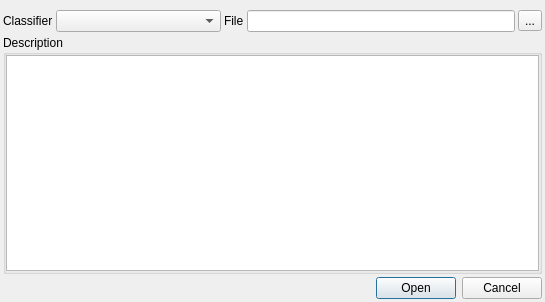
The window that cat/gui/loadclassifierdlg.ui (manerotoni/afw) describes before a commit, drawn with Qt 5.
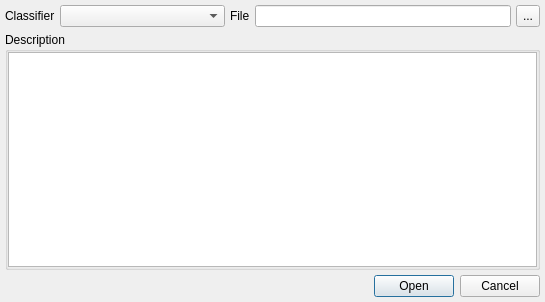
The same window after the commit.

Patch:
```diff
--- a/cat/gui/loadclassifierdlg.ui
+++ b/cat/gui/loadclassifierdlg.ui
@@ -15,24 +15,21 @@
   </property>
   <layout class="QVBoxLayout" name="verticalLayout">
    <property name="spacing">
-    <number>3</number>
+    <number>5</number>
    </property>
-   <property name="leftMargin">
-    <number>3</number>
-   </property>
-   <property name="topMargin">
-    <number>10</number>
-   </property>
-   <property name="rightMargin">
-    <number>3</number>
-   </property>
-   <property name="bottomMargin">
-    <number>3</number>
+   <property name="margin">
+    <number>5</number>
    </property>
    <item>
     <layout class="QHBoxLayout" name="hbox3">
      <item>
       <widget class="QLabel" name="classifierLbl">
+       <property name="font">
+        <font>
+         <weight>50</weight>
+         <bold>false</bold>
+        </font>
+       </property>
        <property name="text">
         <string>Classifier</string>
        </property>
@@ -50,6 +47,12 @@
      </item>
      <item>
       <widget class="QLabel" name="label">
+       <property name="font">
+        <font>
+         <weight>50</weight>
+         <bold>false</bold>
+        </font>
+       </property>
        <property name="text">
         <string>File</string>
        </property>
@@ -60,6 +63,12 @@
      </item>
      <item>
       <widget class="QToolButton" name="pathBtn">
+       <property name="sizePolicy">
+        <sizepolicy hsizetype="Preferred" vsizetype="Preferred">
+         <horstretch>0</horstretch>
+         <verstretch>0</verstretch>
+        </sizepolicy>
+       </property>
        <property name="text">
         <string>...</string>
        </property>
@@ -69,9 +78,18 @@
    </item>
    <item>
     <widget class="QGroupBox" name="groupBox">
+     <property name="font">
+      <font>
+       <weight>50</weight>
+       <bold>false</bold>
+      </font>
+     </property>
      <property name="title">
       <string>Description</string>
      </property>
+     <property name="flat">
+      <bool>false</bool>
+     </property>
      <layout class="QHBoxLayout" name="horizontalLayout">
       <property name="spacing">
        <number>0</number>
@@ -80,7 +98,17 @@
        <number>0</number>
       </property>
       <item>
-       <widget class="QPlainTextEdit" name="_description"/>
+       <widget class="QPlainTextEdit" name="_description">
+        <property name="font">
+         <font>
+          <weight>50</weight>
+          <bold>false</bold>
+         </font>
+        </property>
+        <property name="textInteractionFlags">
+         <set>Qt::TextSelectableByKeyboard|Qt::TextSelectableByMouse</set>
+        </property>
+       </widget>
       </item>
      </layout>
     </widget>
```
Left out of the diff: 2 changed lines with no effect on the pictures.
